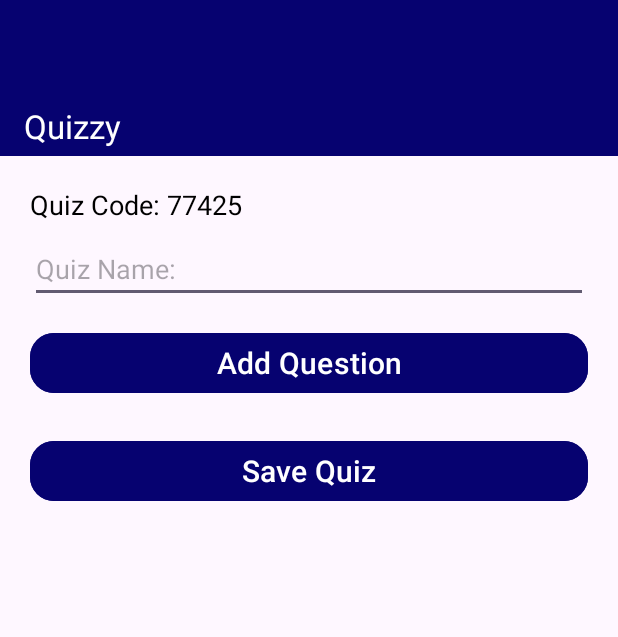
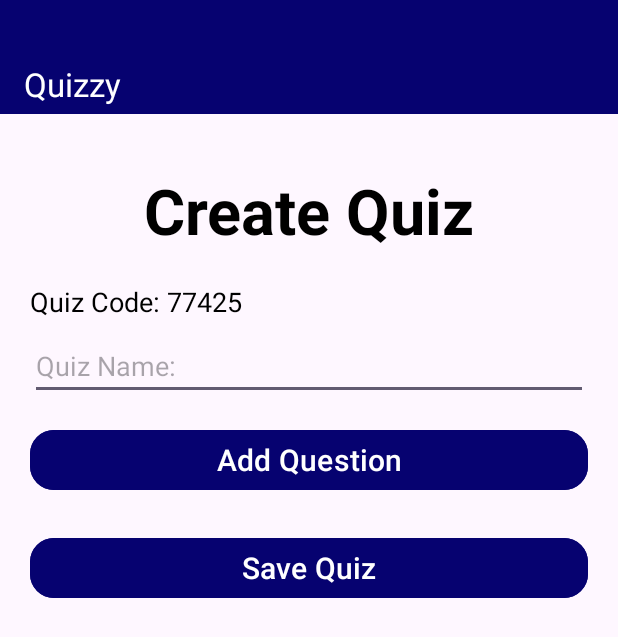
Before and after one commit to CSU-gstew/Quizzy, an Android app: the CreateQuizActivity screen opened directly, with no data from a screen before it, on a phone screen of 412 x 824 dp. Shown: the top 637 px of the screen. Run offline under Robolectric (Android 15) with nearby library versions, the phone set to English and light mode, and no system bars; our stand-ins replace Room's generated code.

Commit message:
IT WORKS! General touch ups to the application in general Removing any unused imports and any unnecessary commented out code Also removed any TODO's that were left behind in several files Fix the spacing of the header bar This will be the final commit. Will never touch the code again in fear that if I do everything breaks.

```diff
--- a/app/src/main/java/com/example/project_02/AdminActivity.java
+++ b/app/src/main/java/com/example/project_02/AdminActivity.java
@@ -5,9 +5,7 @@ import android.content.Intent;
 import android.os.Bundle;
 import android.view.View;
 import android.widget.Button;
-import androidx.appcompat.app.AppCompatActivity;
 
-import com.example.project_02.R;
 import com.google.android.material.appbar.MaterialToolbar;
 
 
--- a/app/src/main/java/com/example/project_02/CreateAccountActivity.java
+++ b/app/src/main/java/com/example/project_02/CreateAccountActivity.java
@@ -3,7 +3,6 @@ package com.example.project_02;
 import android.content.Context;
 import android.content.Intent;
 import android.os.Bundle;
-import android.util.Log;
 import android.widget.Toast;
 
 import androidx.appcompat.app.AppCompatActivity;
@@ -76,11 +75,6 @@ public class CreateAccountActivity extends AppCompatActivity {
                 // Read the Admin switch state
                 boolean isAdmin = binding.adminSwitch.isChecked();
 
-
-                // TODO:REMOVE LATER
-                Log.d("CreateAccountActivity",
-                        "Creating user " + username + ", isAdmin=" + isAdmin);
-
                 // Successfully create the account and insert into the database
                 User newUser = new User(username, password, isAdmin);
                 //newUser.setAdmin(isAdmin); // Sets the User to Admin if true
--- a/app/src/main/java/com/example/project_02/EnterCodeActivity.java
+++ b/app/src/main/java/com/example/project_02/EnterCodeActivity.java
@@ -1,4 +1,5 @@
 package com.example.project_02;
+
 import android.content.Intent;
 import android.os.Bundle;
 import android.widget.Button;
--- a/app/src/main/java/com/example/project_02/LogInActivity.java
+++ b/app/src/main/java/com/example/project_02/LogInActivity.java
@@ -1,4 +1,5 @@
 package com.example.project_02;
+
 import android.os.Bundle;
 import androidx.appcompat.app.AppCompatActivity;
 
--- a/app/src/main/java/com/example/project_02/QuizActivity.java
+++ b/app/src/main/java/com/example/project_02/QuizActivity.java
@@ -1,4 +1,5 @@
 package com.example.project_02;
+
 import android.content.Context;
 import android.content.SharedPreferences;
 import android.os.Bundle;
@@ -84,7 +85,7 @@ public class QuizActivity extends AppCompatActivity {
         if (questionList == null || questionList.isEmpty() || currentQuestionIndex >= questionList.size()){
             // Save the quiz results
             saveQuizResults();
-            Toast.makeText(this, "Quiz Completed!", Toast.LENGTH_SHORT).show();
+            Toast.makeText(this, "Quiz Completed!", Toast.LENGTH_LONG).show();
             finish();
             return;
         }
--- a/app/src/main/java/com/example/project_02/QuizCodeActivity.java
+++ b/app/src/main/java/com/example/project_02/QuizCodeActivity.java
@@ -1,10 +1,12 @@
 package com.example.project_02;
+
 import android.content.Intent;
 import android.os.Bundle;
 import android.widget.Button;
 import android.widget.EditText;
 
 import androidx.appcompat.app.AppCompatActivity;
+
 public class QuizCodeActivity extends AppCompatActivity{
 
     @Override
@@ -18,8 +20,6 @@ public class QuizCodeActivity extends AppCompatActivity{
         enterButton.setOnClickListener(v -> {
             String code = codeInput.getText().toString().trim();
 
-            //TODO: ADD CODE VALIDATION if needed
-
             Intent intent = new Intent(QuizCodeActivity.this, QuizInfoActivity.class);
             intent.putExtra("quizCode", code);
             startActivity(intent);
--- a/app/src/main/java/com/example/project_02/database/UserDAO.java
+++ b/app/src/main/java/com/example/project_02/database/UserDAO.java
@@ -7,7 +7,6 @@ import androidx.room.Insert;
 import androidx.room.OnConflictStrategy;
 import androidx.room.Query;
 
-import com.example.project_02.database.entities.QuizzyLog;
 import com.example.project_02.database.entities.User;
 
 import java.util.List;
--- a/app/src/main/java/com/example/project_02/viewHolders/QuizzyLogViewHolder.java
+++ b/app/src/main/java/com/example/project_02/viewHolders/QuizzyLogViewHolder.java
@@ -9,9 +9,6 @@ import androidx.recyclerview.widget.RecyclerView;
 
 import com.example.project_02.R;
 
-import org.w3c.dom.Text;
-
-// TODO: Consider if the recycler view should be used at some point in this application
 public class QuizzyLogViewHolder extends RecyclerView.ViewHolder {
     private final TextView quizzyLogViewItem;
     private QuizzyLogViewHolder(View quizzyLogView){
--- a/app/src/main/java/com/example/project_02/viewHolders/QuizzyLogViewModel.java
+++ b/app/src/main/java/com/example/project_02/viewHolders/QuizzyLogViewModel.java
@@ -13,12 +13,9 @@ import java.util.List;
 public class QuizzyLogViewModel extends AndroidViewModel {
     private final QuizzyLogRepository repository;
 
-    //private final LiveData<List<QuizzyLog>> allLogsById;
-
     public QuizzyLogViewModel (Application application){
         super(application);
         repository = QuizzyLogRepository.getRepository(application);
-        //allLogsById = repository.getAllLogsByUserIdLiveData(userId);
     }
 
     public LiveData<List<QuizzyLog>> getAllLogsById(int userId) {
--- a/app/src/main/res/layout/activity_create_account.xml
+++ b/app/src/main/res/layout/activity_create_account.xml
@@ -7,7 +7,6 @@
     android:layout_width="match_parent"
     android:layout_height="match_parent"
     tools:context=".CreateAccountActivity">
-
 
     <TextView
         android:id="@+id/createAccountTextView"
@@ -20,7 +19,6 @@
         android:text="@string/create_an_account"
         android:textSize="42sp"
         android:textStyle="bold" />
-
 
     <EditText
         android:id="@+id/userNameCreateAccountEditText"
@@ -64,7 +62,6 @@
         app:layout_constraintEnd_toEndOf="parent"
         app:layout_constraintStart_toStartOf="parent"
         app:layout_constraintTop_toBottomOf="@+id/userNameCreateAccountEditText" />
-
 
     <!-- Had to put the text and switch for admin account in their own Linear Layout -->
     <!-- Was the only way to get it so the text and switch remain on the same level -->
--- a/app/src/main/res/layout/activity_create_quiz.xml
+++ b/app/src/main/res/layout/activity_create_quiz.xml
@@ -1,4 +1,6 @@
-<androidx.constraintlayout.widget.ConstraintLayout xmlns:android="http://schemas.android.com/apk/res/android"
+<?xml version="1.0" encoding="utf-8"?>
+<androidx.constraintlayout.widget.ConstraintLayout
+    xmlns:android="http://schemas.android.com/apk/res/android"
     xmlns:app="http://schemas.android.com/apk/res-auto"
     android:layout_width="match_parent"
     android:layout_height="match_parent">
@@ -8,7 +10,7 @@
         android:layout_width="match_parent"
         android:layout_height="?attr/actionBarSize"
         android:background="@color/dark_blue"
-        app:layout_constraintTop_toTopOf="parent"/>
+        app:layout_constraintTop_toTopOf="parent" />
 
     <com.google.android.material.appbar.MaterialToolbar
         android:id="@+id/action_bar"
@@ -19,25 +21,40 @@
         app:theme="@style/ToolbarTheme"
         app:title="Quizzy"
         app:titleTextColor="@color/white"
-        app:layout_constraintTop_toBottomOf="@id/statusBarSpacer"
+        app:layout_constraintTop_toTopOf="parent"
+        app:layout_constraintBottom_toTopOf="@id/createQuizHeaderTextView"
         app:layout_constraintStart_toStartOf="parent"
-        app:layout_constraintEnd_toEndOf="parent"/>
+        app:layout_constraintEnd_toEndOf="parent" />
+
+    <TextView
+        android:id="@+id/createQuizHeaderTextView"
+        android:layout_width="0dp"
+        android:layout_height="wrap_content"
+        android:layout_marginTop="112dp"
+        android:gravity="center"
+        android:text="@string/create_quiz"
+        android:textColor="@color/black"
+        android:textSize="42sp"
+        android:textStyle="bold"
+        app:layout_constraintTop_toTopOf="parent"
+        app:layout_constraintStart_toStartOf="parent"
+        app:layout_constraintEnd_toEndOf="parent" />
 
     <ScrollView
         android:id="@+id/createQuizScrollView"
         android:layout_width="0dp"
         android:layout_height="0dp"
-        app:layout_constraintTop_toBottomOf="@id/action_bar"
+        app:layout_constraintTop_toBottomOf="@id/createQuizHeaderTextView"
         app:layout_constraintBottom_toBottomOf="parent"
         app:layout_constraintStart_toStartOf="parent"
         app:layout_constraintEnd_toEndOf="parent">
 
         <LinearLayout
             android:id="@+id/createQuizLayout"
+            android:layout_width="match_parent"
+            android:layout_height="wrap_content"
             android:orientation="vertical"
-        android:padding="20dp"
-        android:layout_width="match_parent"
-        android:layout_height="wrap_content">
+            android:padding="20dp">
 
             <TextView
                 android:id="@+id/quizCodeDisplay"
@@ -46,42 +63,43 @@
                 android:text="@string/quiz_code"
                 android:textSize="18sp"
                 android:textColor="@color/black"
-            android:layout_marginBottom="8dp"/>
+                android:layout_marginBottom="8dp" />
 
             <EditText
                 android:id="@+id/quizNameInput"
-            android:autofillHints=""
+                android:layout_width="match_parent"
+                android:layout_height="wrap_content"
                 android:hint="@string/quiz_name"
-            android:layout_width="match_parent"
-            android:layout_height="wrap_content"/>
+                android:autofillHints="" />
 
             <Button
                 android:id="@+id/addQuestionButton"
-            android:text="@string/add_question"
-            android:layout_marginTop="16dp"
                 android:layout_width="match_parent"
                 android:layout_height="wrap_content"
+                android:layout_marginTop="16dp"
+                android:text="@string/add_question"
                 android:backgroundTint="@color/dark_blue"
                 android:textColor="@color/white"
                 android:textSize="20sp"
-            app:cornerRadius="16dp"/>
+                app:cornerRadius="16dp" />
 
             <LinearLayout
                 android:id="@+id/questionsContainer"
-            android:orientation="vertical"
                 android:layout_width="match_parent"
-            android:layout_height="wrap_content" />
+                android:layout_height="wrap_content"
+                android:orientation="vertical" />
 
             <Button
                 android:id="@+id/saveQuizButton"
-            android:text="@string/save_quiz"
-            android:layout_marginTop="24dp"
                 android:layout_width="match_parent"
                 android:layout_height="wrap_content"
+                android:layout_marginTop="24dp"
+                android:text="@string/save_quiz"
                 android:backgroundTint="@color/dark_blue"
                 android:textColor="@color/white"
                 android:textSize="20sp"
-            app:cornerRadius="16dp"/>
+                app:cornerRadius="16dp" />
         </LinearLayout>
     </ScrollView>
+
 </androidx.constraintlayout.widget.ConstraintLayout>
--- a/app/src/main/res/layout/activity_quiz.xml
+++ b/app/src/main/res/layout/activity_quiz.xml
@@ -1,7 +1,6 @@
 <?xml version="1.0" encoding="utf-8"?>
 <androidx.constraintlayout.widget.ConstraintLayout
     xmlns:android="http://schemas.android.com/apk/res/android"
-    xmlns:tools="http://schemas.android.com/tools"
     xmlns:app="http://schemas.android.com/apk/res-auto"
     android:layout_width="match_parent"
     android:layout_height="match_parent">
--- a/app/src/main/res/layout/question_item.xml
+++ b/app/src/main/res/layout/question_item.xml
@@ -30,7 +30,6 @@
         android:layout_width="match_parent"
         android:layout_height="wrap_content" />
 
-
     <EditText
         android:id="@+id/correctOption"
         android:hint="@string/correct_option_a_b_c_d"
```
Also changed, not shown: app/src/main/java/com/example/project_02/MainActivity.java (+4 -65 lines), app/src/main/java/com/example/project_02/QuizInfoActivity.java (+2 -5 lines), app/src/main/res/layout/activity_admin_page.xml (+10 -12 lines), app/src/main/res/layout/activity_edit_quiz.xml (+24 -19 lines), app/src/main/res/layout/activity_landing_page.xml (+0 -18 lines), app/src/main/res/layout/activity_quiz_code.xml (+16 -17 lines). Lines whose indentation alone changed are shown as unchanged.
